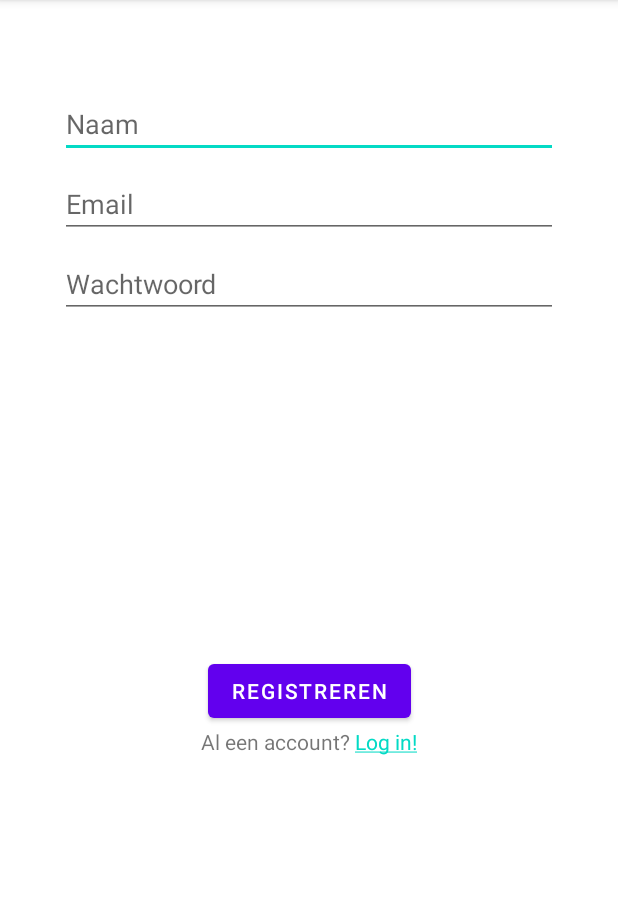
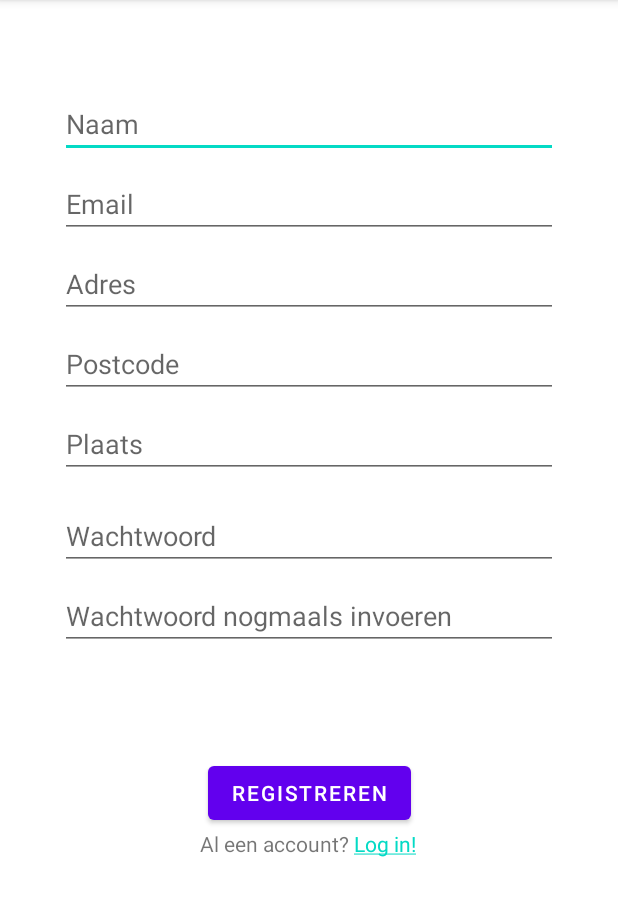
Before and after one commit to dkumankumah/danshal, an Android app: the fragment RegisterFragment shown on its own in the app's theme, on a phone screen of 412 x 824 dp, the part 84-1000 px from its top. Run offline under Robolectric (Android 15) with nearby library versions, the phone set to English and light mode, and no system bars; our stand-ins replace Firebase (no records; nobody signed in at launch, a user with empty details on screens opened directly); 1 statement that could not run was skipped.

Commit message:
Fragment Register adjusted to requirement

```diff
--- a/app/src/main/res/layout/fragment_register.xml
+++ b/app/src/main/res/layout/fragment_register.xml
@@ -20,6 +20,7 @@
         android:layout_marginTop="44dp"
         android:layout_marginEnd="24dp"
         android:hint="@string/name"
+        android:inputType="text"
         android:selectAllOnFocus="true"
         app:layout_constraintEnd_toEndOf="parent"
         app:layout_constraintHorizontal_bias="1.0"
@@ -41,11 +42,53 @@
         app:layout_constraintTop_toBottomOf="@+id/et_name" />
 
     <EditText
+        android:id="@+id/et_adres"
+        android:layout_width="0dp"
+        android:layout_height="wrap_content"
+        android:layout_marginStart="24dp"
+        android:layout_marginTop="8dp"
+        android:layout_marginEnd="24dp"
+        android:hint="@string/adres"
+        android:inputType="text"
+        android:selectAllOnFocus="true"
+        app:layout_constraintEnd_toEndOf="parent"
+        app:layout_constraintStart_toStartOf="parent"
+        app:layout_constraintTop_toBottomOf="@+id/et_username" />
+
+    <EditText
+        android:id="@+id/et_postcode"
+        android:layout_width="0dp"
+        android:layout_height="wrap_content"
+        android:layout_marginStart="24dp"
+        android:layout_marginTop="8dp"
+        android:layout_marginEnd="24dp"
+        android:hint="@string/postcode"
+        android:inputType="text"
+        android:selectAllOnFocus="true"
+        app:layout_constraintEnd_toEndOf="parent"
+        app:layout_constraintStart_toStartOf="parent"
+        app:layout_constraintTop_toBottomOf="@+id/et_adres" />
+
+    <EditText
+        android:id="@+id/et_plaats"
+        android:layout_width="0dp"
+        android:layout_height="wrap_content"
+        android:layout_marginStart="24dp"
+        android:layout_marginTop="8dp"
+        android:layout_marginEnd="24dp"
+        android:hint="@string/Plaats"
+        android:inputType="text"
+        android:selectAllOnFocus="true"
+        app:layout_constraintEnd_toEndOf="parent"
+        app:layout_constraintStart_toStartOf="parent"
+        app:layout_constraintTop_toBottomOf="@+id/et_postcode" />
+
+    <EditText
         android:id="@+id/et_password"
         android:layout_width="0dp"
         android:layout_height="wrap_content"
         android:layout_marginStart="24dp"
-        android:layout_marginTop="8dp"
+        android:layout_marginTop="16dp"
         android:layout_marginEnd="24dp"
         android:hint="@string/prompt_password"
         android:imeActionLabel="@string/action_sign_in_short"
@@ -54,7 +97,23 @@
         android:selectAllOnFocus="true"
         app:layout_constraintEnd_toEndOf="parent"
         app:layout_constraintStart_toStartOf="parent"
-        app:layout_constraintTop_toBottomOf="@+id/et_username" />
+        app:layout_constraintTop_toBottomOf="@+id/et_plaats" />
+
+    <EditText
+        android:id="@+id/et_passwordVal"
+        android:layout_width="0dp"
+        android:layout_height="45dp"
+        android:layout_marginStart="24dp"
+        android:layout_marginTop="8dp"
+        android:layout_marginEnd="24dp"
+        android:hint="@string/validatie_wachtwoord"
+        android:imeActionLabel="@string/action_sign_in_short"
+        android:imeOptions="actionDone"
+        android:inputType="textPassword"
+        android:selectAllOnFocus="true"
+        app:layout_constraintEnd_toEndOf="parent"
+        app:layout_constraintStart_toStartOf="parent"
+        app:layout_constraintTop_toBottomOf="@+id/et_password" />
 
     <Button
         android:id="@+id/btn_register"
@@ -91,10 +150,11 @@
         android:id="@+id/tv_Login"
         android:layout_width="wrap_content"
         android:layout_height="wrap_content"
-        android:layout_marginBottom="248dp"
+        android:layout_marginBottom="180dp"
         android:text="@string/tv_login"
         app:layout_constraintBottom_toBottomOf="parent"
         app:layout_constraintEnd_toEndOf="parent"
+        app:layout_constraintHorizontal_bias="0.498"
         app:layout_constraintStart_toStartOf="parent" />
 
 </androidx.constraintlayout.widget.ConstraintLayout>
--- a/app/src/main/res/values/strings.xml
+++ b/app/src/main/res/values/strings.xml
@@ -28,4 +28,8 @@
     <!-- TODO: Remove or change this placeholder text -->
     <string name="hello_blank_fragment">Hello blank fragment</string>
     <string name="dashboard">User logged in! Welcome to dashboard</string>
+    <string name="adres">Adres</string>
+    <string name="postcode">Postcode</string>
+    <string name="Plaats">Plaats</string>
+    <string name="validatie_wachtwoord">Wachtwoord nogmaals invoeren</string>
 </resources>
```
